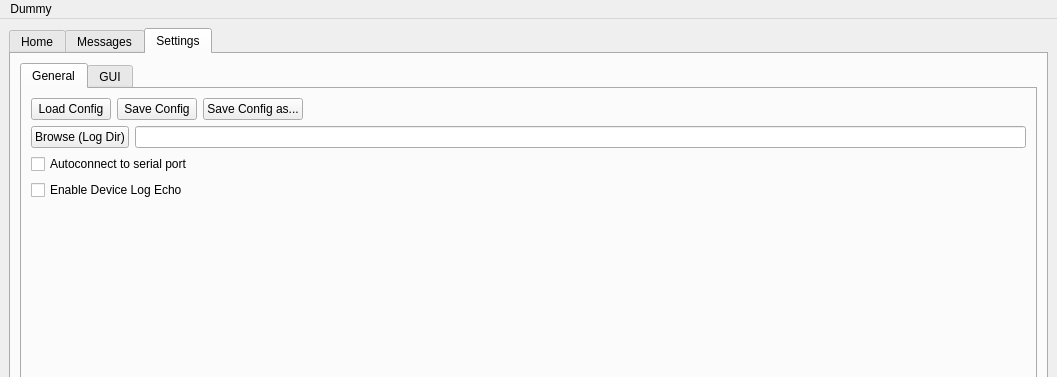
The window that meshapp/src/meshapp.ui (rbreesems/flamingo) describes before a commit, drawn with Qt 5; both pictures show x 0 to 1057 and y 0 to 377 of the 1057 by 618 pixel window.
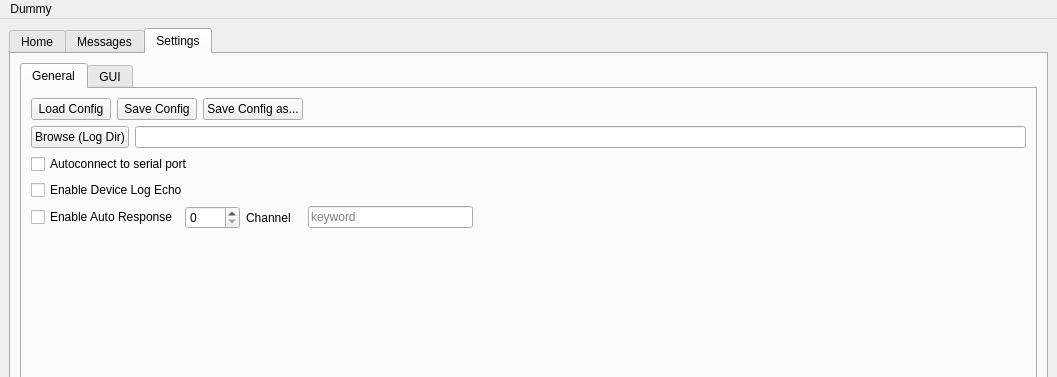
The same window after the commit. The open tabs and pages were chosen to show the change.

Commit message: MeshApp - added auto response

```diff
--- a/meshapp/src/meshapp.ui
+++ b/meshapp/src/meshapp.ui
@@ -369,6 +369,57 @@
               </property>
              </widget>
             </item>
+            <item>
+             <layout class="QHBoxLayout" name="horizontalLayout_7" stretch="1,1,1,3,10">
+              <item>
+               <widget class="QCheckBox" name="autoTapbackCheckBox">
+                <property name="toolTip">
+                 <string>Enable channel monitoring for auto response</string>
+                </property>
+                <property name="text">
+                 <string>Enable Auto Response</string>
+                </property>
+               </widget>
+              </item>
+              <item>
+               <widget class="QSpinBox" name="autoTapbackChannelSpinBox">
+                <property name="toolTip">
+                 <string>Channel to monitor for auto response</string>
+                </property>
+               </widget>
+              </item>
+              <item>
+               <widget class="QLabel" name="label_3">
+                <property name="text">
+                 <string>Channel</string>
+                </property>
+               </widget>
+              </item>
+              <item>
+               <widget class="QLineEdit" name="autoTapbackLineEdit">
+                <property name="toolTip">
+                 <string>Keyword (not case sensitive) that triggers auto response, must be first word in messsage. </string>
+                </property>
+                <property name="placeholderText">
+                 <string>keyword</string>
+                </property>
+               </widget>
+              </item>
+              <item>
+               <spacer name="horizontalSpacer_6">
+                <property name="orientation">
+                 <enum>Qt::Horizontal</enum>
+                </property>
+                <property name="sizeHint" stdset="0">
+                 <size>
+                  <width>40</width>
+                  <height>20</height>
+                 </size>
+                </property>
+               </spacer>
+              </item>
+             </layout>
+            </item>
             <item>
              <spacer name="verticalSpacer_4">
               <property name="orientation">
```
The commit also changes 3 other files.
